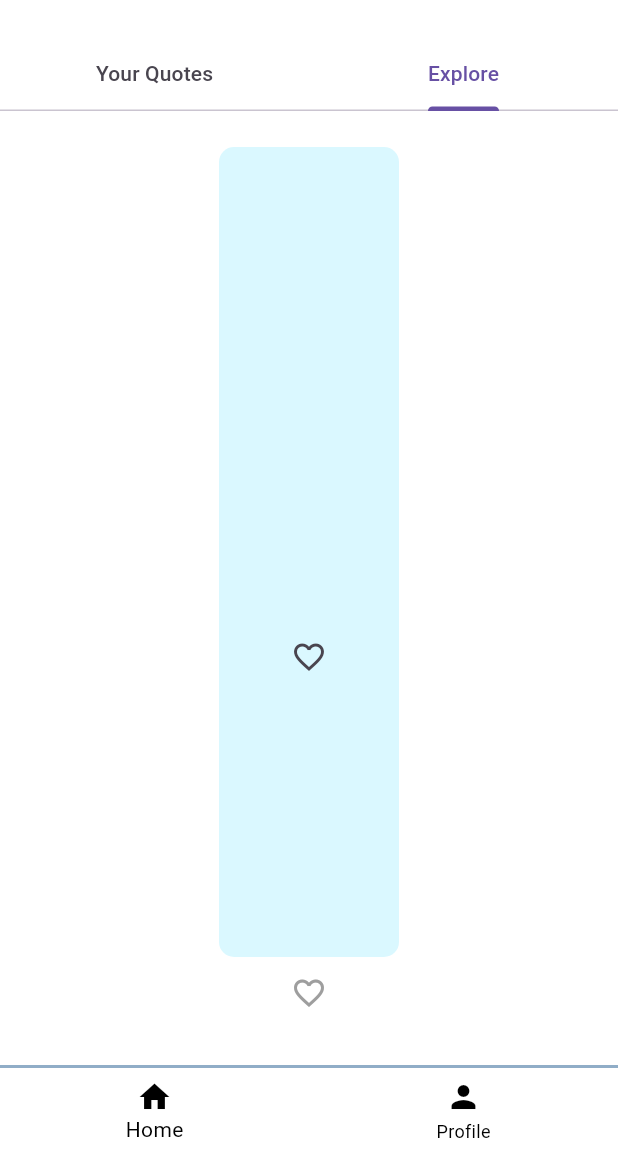
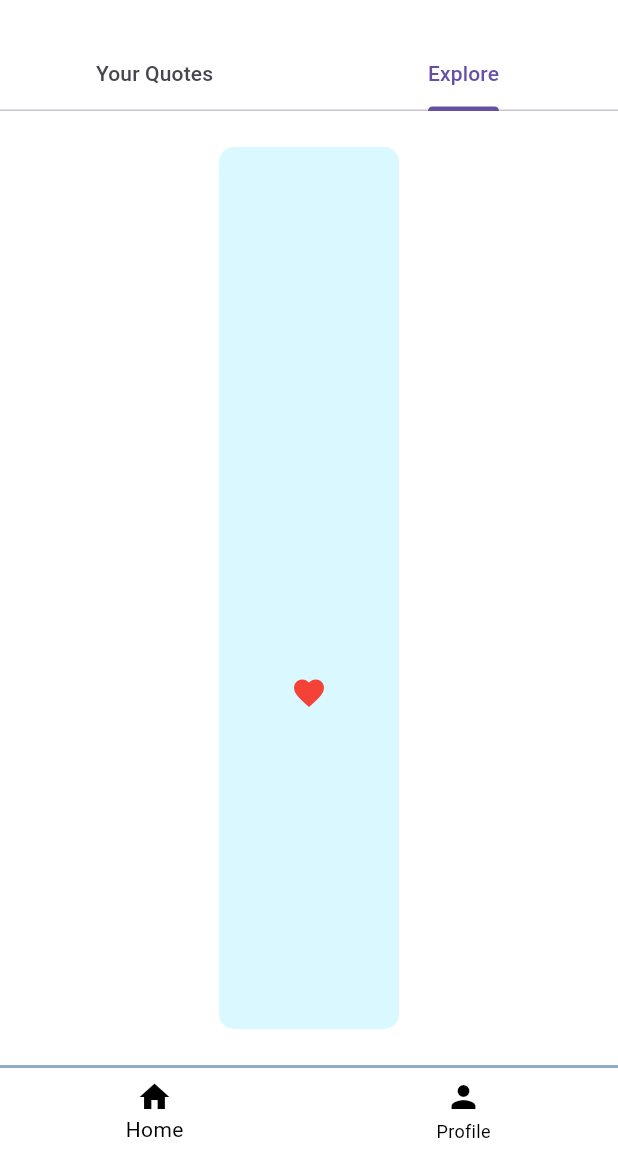
Before and after one commit to KubangPawis/gdsc-quote-app, a Flutter app: the HomePage screen opened by its route, tab 2 chosen, after a tap on the "favorite outline" icon, on a phone screen of 412 x 824 dp, the part 81-1236 px from its top. Run offline on Flutter 3.47's test engine with Material 3 defaults, Android fonts, the light colour scheme and no system bars; our stand-ins replace cloud_firestore, firebase_auth, firebase_core, flutter_slidable, google_sign_in; accounts and stored records are empty.

Commit message:
fix(explore): correct favorites button implementation

```diff
--- a/frontend/lib/pages/explore_page.dart
+++ b/frontend/lib/pages/explore_page.dart
@@ -91,45 +91,45 @@ class _ExplorePageState extends State<ExplorePage> {
     });
   }
 
-  Future<void> toggleFavorite() async {
-    final user = _auth.currentUser;
+  // Future<void> toggleFavorite() async {
+  //   final user = _auth.currentUser;
 
-    if (user == null) {
-      print('User is not authenticated');
-      return;
-    }
+  //   if (user == null) {
+  //     print('User is not authenticated');
+  //     return;
+  //   }
 
-    final favoritesRef =
-        _firestore.collection('users').doc(user.uid).collection('favorites');
+  //   final favoritesRef =
+  //       _firestore.collection('users').doc(user.uid).collection('favorites');
 
-    try {
-      if (isFavorite) {
-        // Remove the quote from favorites
-        final snapshot = await favoritesRef
-            .where('quote', isEqualTo: quoteText)
-            .where('author', isEqualTo: author)
-            .get();
+  //   try {
+  //     if (isFavorite) {
+  //       // Remove the quote from favorites
+  //       final snapshot = await favoritesRef
+  //           .where('quote', isEqualTo: quoteText)
+  //           .where('author', isEqualTo: author)
+  //           .get();
 
-        for (var doc in snapshot.docs) {
-          await doc.reference.delete();
-        }
-      } else {
-        // Add the quote to favorites
-        await favoritesRef.add({
-          'author': author,
-          'quote': quoteText,
-          'addedAt': FieldValue.serverTimestamp(),
-        });
-      }
+  //       for (var doc in snapshot.docs) {
+  //         await doc.reference.delete();
+  //       }
+  //     } else {
+  //       // Add the quote to favorites
+  //       await favoritesRef.add({
+  //         'author': author,
+  //         'quote': quoteText,
+  //         'addedAt': FieldValue.serverTimestamp(),
+  //       });
+  //     }
 
-      // Toggle the favorite state
-      setState(() {
-        isFavorite = !isFavorite;
-      });
-    } catch (e) {
-      print('Error updating favorites: $e');
-    }
-  }
+  //     // Toggle the favorite state
+  //     setState(() {
+  //       isFavorite = !isFavorite;
+  //     });
+  //   } catch (e) {
+  //     print('Error updating favorites: $e');
+  //   }
+  // }
 
   @override
   Widget build(BuildContext context) {
@@ -148,18 +148,19 @@ class _ExplorePageState extends State<ExplorePage> {
           children: [
             Expanded(
               child: QuoteWidgetLarge(
+                isFavorite: isFavorite,
                 widgetColor: currentColor,
                 quoteText: quoteText,
                 author: author,
               ),
             ),
-            IconButton(
-              icon: Icon(
-                isFavorite ? Icons.favorite : Icons.favorite_border,
-                color: isFavorite ? Colors.red : Colors.grey,
-              ),
-              onPressed: toggleFavorite,
-            ),
+            // IconButton(
+            //   icon: Icon(
+            //     isFavorite ? Icons.favorite : Icons.favorite_border,
+            //     color: isFavorite ? Colors.red : Colors.grey,
+            //   ),
+            //   onPressed: toggleFavorite,
+            // ),
           ],
         ),
       ),
--- a/frontend/lib/util/quote_widget_large.dart
+++ b/frontend/lib/util/quote_widget_large.dart
@@ -1,22 +1,74 @@
 import 'package:flutter/material.dart';
+import 'package:cloud_firestore/cloud_firestore.dart';
+import 'package:firebase_auth/firebase_auth.dart';
 
-class QuoteWidgetLarge extends StatelessWidget {
+class QuoteWidgetLarge extends StatefulWidget {
+  bool isFavorite;
   final Color widgetColor;
   final String quoteText;
   final String author;
 
-  const QuoteWidgetLarge(
+  QuoteWidgetLarge(
       {super.key,
+      this.isFavorite = false,
       required this.widgetColor,
       required this.quoteText,
       required this.author});
+
+  @override
+  State<QuoteWidgetLarge> createState() => _QuoteWidgetLargeState();
+}
+
+class _QuoteWidgetLargeState extends State<QuoteWidgetLarge> {
+  final FirebaseFirestore _firestore = FirebaseFirestore.instance;
+  final FirebaseAuth _auth = FirebaseAuth.instance;
+
+  Future<void> toggleFavorite() async {
+    final user = _auth.currentUser;
+
+    if (user == null) {
+      print('User is not authenticated');
+      return;
+    }
+
+    final favoritesRef =
+        _firestore.collection('users').doc(user.uid).collection('favorites');
+
+    try {
+      if (widget.isFavorite) {
+        // Remove the quote from favorites
+        final snapshot = await favoritesRef
+            .where('quote', isEqualTo: widget.quoteText)
+            .where('author', isEqualTo: widget.author)
+            .get();
+
+        for (var doc in snapshot.docs) {
+          await doc.reference.delete();
+        }
+      } else {
+        // Add the quote to favorites
+        await favoritesRef.add({
+          'author': widget.author,
+          'quote': widget.quoteText,
+          'addedAt': FieldValue.serverTimestamp(),
+        });
+      }
+
+      // Toggle the favorite state
+      setState(() {
+        widget.isFavorite = !widget.isFavorite;
+      });
+    } catch (e) {
+      print('Error updating favorites: $e');
+    }
+  }
 
   @override
   Widget build(BuildContext context) {
     return Container(
         padding: EdgeInsets.symmetric(horizontal: 36),
         decoration: BoxDecoration(
-          color: widgetColor,
+          color: widget.widgetColor,
           borderRadius: BorderRadius.circular(10),
         ),
         child: Column(
@@ -25,7 +77,7 @@ class QuoteWidgetLarge extends StatelessWidget {
             children: [
               SingleChildScrollView(
                 child: Text(
-                  quoteText,
+                  widget.quoteText,
                   maxLines: 4,
                   style: TextStyle(fontSize: 32, fontWeight: FontWeight.bold),
                   textAlign: TextAlign.center,
@@ -34,14 +86,17 @@ class QuoteWidgetLarge extends StatelessWidget {
               ),
               SizedBox(height: 36),
               Text(
-                author,
+                widget.author,
                 style: TextStyle(fontSize: 16, color: Colors.black54),
                 textAlign: TextAlign.center,
               ),
               SizedBox(height: 36),
               IconButton(
-                onPressed: () {},
-                icon: Icon(Icons.favorite_border, size: 24),
+                icon: Icon(
+                  widget.isFavorite ? Icons.favorite : Icons.favorite_border,
+                  color: widget.isFavorite ? Colors.red : Colors.grey,
+                ),
+                onPressed: toggleFavorite,
               ),
             ]));
   }
```
